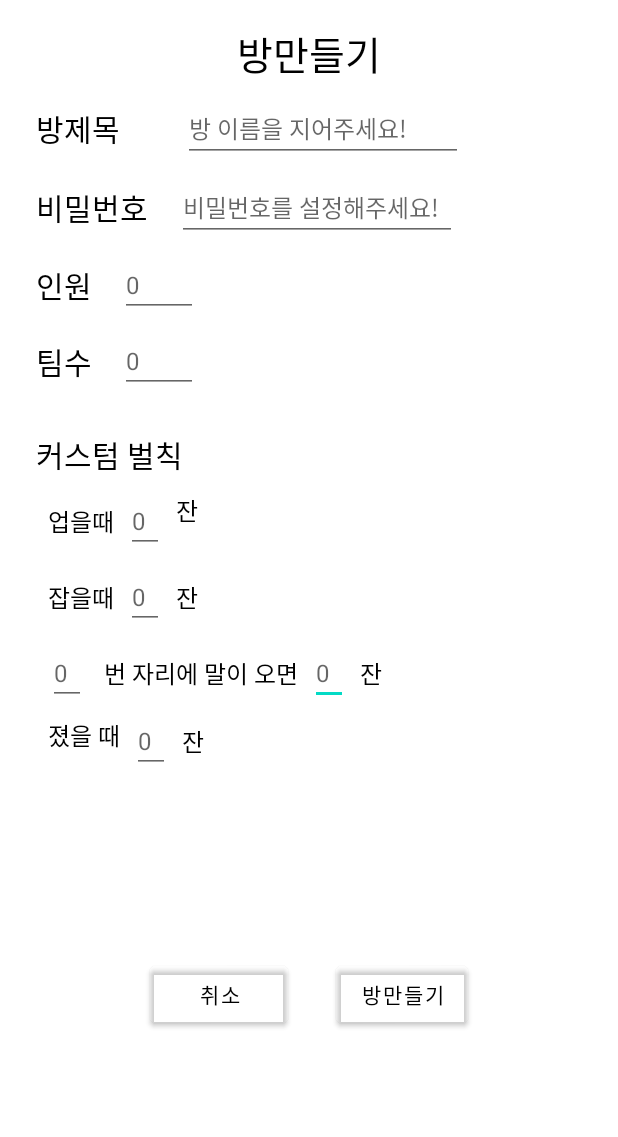
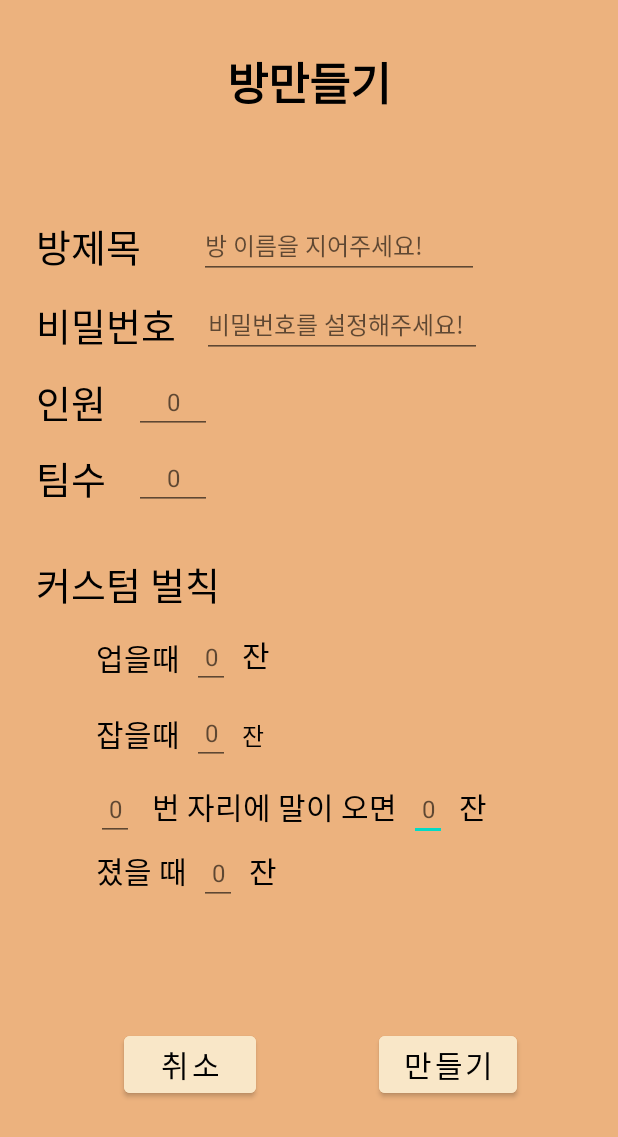
Before and after one commit to bbackdo/bbackdo, an Android app: the CreateRoomActivity screen opened directly, with no data from a screen before it, on a phone screen of 412 x 824 dp. Shown: the top 1137 px of the screen. Run offline under Robolectric (Android 15) with nearby library versions, the phone set to English and light mode, and no system bars; our stand-ins replace Firebase (no records; nobody signed in at launch, a user with empty details on screens opened directly).

Commit message:
방만들기 색상 변경

```diff
--- a/app/src/main/res/layout/activity_create_room.xml
+++ b/app/src/main/res/layout/activity_create_room.xml
@@ -4,6 +4,7 @@
     xmlns:tools="http://schemas.android.com/tools"
     android:layout_width="match_parent"
     android:layout_height="match_parent"
+    android:background="#ECB27E"
     tools:context=".CreateRoomActivity">
 
     <EditText
@@ -13,8 +14,10 @@
         android:layout_marginStart="8dp"
         android:layout_marginTop="8dp"
         android:ems="10"
+        android:gravity="center_horizontal"
         android:hint="0"
         android:inputType="number"
+        android:textColor="#C0392B"
         android:textSize="16dp"
         app:layout_constraintStart_toEndOf="@+id/textView8"
         app:layout_constraintTop_toBottomOf="@+id/mission2" />
@@ -24,12 +27,12 @@
         android:layout_width="wrap_content"
         android:layout_height="wrap_content"
         android:layout_marginStart="8dp"
+        android:layout_marginBottom="8dp"
         android:text="잔"
         android:textColor="#000000"
-        android:textSize="16dp"
-        app:layout_constraintTop_toTopOf="@id/mission4"
+        android:textSize="20dp"
         app:layout_constraintBottom_toBottomOf="@id/mission4"
-        app:layout_constraintStart_toEndOf="@id/mission4"/>
+        app:layout_constraintStart_toEndOf="@id/mission4" />
 
     <EditText
         android:id="@+id/memberNumEditText"
@@ -38,8 +41,10 @@
         android:layout_marginStart="8dp"
         android:layout_marginTop="8dp"
         android:ems="10"
+        android:gravity="center_horizontal"
         android:hint="0"
         android:inputType="number"
+        android:textColor="#C0392B"
         android:textSize="16dp"
         app:layout_constraintEnd_toEndOf="parent"
         app:layout_constraintHorizontal_bias="0.037"
@@ -53,8 +58,10 @@
         android:layout_marginStart="8dp"
         android:layout_marginTop="8dp"
         android:ems="10"
+        android:gravity="center_horizontal"
         android:hint="0"
         android:inputType="number"
+        android:textColor="#C0392B"
         android:textSize="16dp"
         app:layout_constraintEnd_toEndOf="parent"
         app:layout_constraintHorizontal_bias="0.037"
@@ -65,36 +72,33 @@
         android:id="@+id/createRoomMissionTextview"
         android:layout_width="wrap_content"
         android:layout_height="wrap_content"
-        android:layout_marginStart="24dp"
         android:text="인원"
         android:textColor="#000000"
-        android:textSize="20dp"
+        android:textSize="25dp"
         app:layout_constraintBottom_toBottomOf="@+id/memberNumEditText"
-        app:layout_constraintStart_toStartOf="parent"
+        app:layout_constraintStart_toStartOf="@+id/createRoomPasswordTextView"
         app:layout_constraintTop_toTopOf="@+id/memberNumEditText" />
 
     <TextView
         android:id="@+id/createRoomMissionTextview2"
         android:layout_width="wrap_content"
         android:layout_height="wrap_content"
-        android:layout_marginStart="24dp"
         android:text="팀수"
         android:textColor="#000000"
-        android:textSize="20dp"
+        android:textSize="25dp"
         app:layout_constraintBottom_toBottomOf="@+id/teamNumEditText2"
-        app:layout_constraintStart_toStartOf="parent"
+        app:layout_constraintStart_toStartOf="@+id/createRoomMissionTextview"
         app:layout_constraintTop_toTopOf="@+id/teamNumEditText2" />
 
     <TextView
         android:id="@+id/textView4"
         android:layout_width="wrap_content"
         android:layout_height="wrap_content"
-        android:layout_marginStart="24dp"
         android:layout_marginTop="32dp"
         android:text="커스텀 벌칙"
         android:textColor="#000000"
-        android:textSize="20dp"
-        app:layout_constraintStart_toStartOf="parent"
+        android:textSize="25dp"
+        app:layout_constraintStart_toStartOf="@+id/createRoomMissionTextview2"
         app:layout_constraintTop_toBottomOf="@+id/createRoomMissionTextview2" />
 
     <EditText
@@ -102,7 +106,7 @@
         android:layout_width="wrap_content"
         android:layout_height="wrap_content"
         android:layout_marginStart="8dp"
-        android:layout_marginTop="8dp"
+        android:layout_marginTop="64dp"
         android:ems="10"
         android:hint="방 이름을 지어주세요!"
         android:inputType="textPersonName"
@@ -120,7 +124,7 @@
         android:text="방제목"
         android:textColor="#000000"
         android:textColorLink="#000000"
-        android:textSize="20dp"
+        android:textSize="25dp"
         app:layout_constraintBottom_toBottomOf="@+id/titleEditText"
         app:layout_constraintStart_toStartOf="parent"
         app:layout_constraintTop_toTopOf="@+id/titleEditText" />
@@ -129,14 +133,13 @@
         android:id="@+id/createRoomPasswordTextView"
         android:layout_width="wrap_content"
         android:layout_height="wrap_content"
-        android:layout_marginStart="24dp"
         android:text="비밀번호"
         android:textColor="#000000"
-        android:textSize="20dp"
+        android:textSize="25dp"
         app:layout_constraintBottom_toBottomOf="@+id/passwordEditText"
         app:layout_constraintEnd_toEndOf="@+id/titleEditText"
         app:layout_constraintHorizontal_bias="0.0"
-        app:layout_constraintStart_toStartOf="parent"
+        app:layout_constraintStart_toStartOf="@+id/createRoomTextView"
         app:layout_constraintTop_toTopOf="@+id/passwordEditText" />
 
     <EditText
@@ -156,27 +159,26 @@
 
     <Button
         android:id="@+id/createRoomButton"
-        android:layout_width="0dp"
+        android:layout_width="wrap_content"
         android:layout_height="50dp"
-        android:layout_marginEnd="100dp"
-        android:backgroundTint="#00A1A1A1"
-        android:text="방만들기"
+        android:backgroundTint="#F9E7C8"
+        android:text="만들기"
         android:textColor="#000000"
-        app:layout_constraintBottom_toBottomOf="parent"
+        android:textSize="20dp"
+        app:layout_constraintBottom_toBottomOf="@+id/cancelButton"
         app:layout_constraintEnd_toEndOf="parent"
-        app:layout_constraintTop_toBottomOf="@+id/textView10"
- />
+        app:layout_constraintStart_toEndOf="@+id/textView11"
+        app:layout_constraintTop_toTopOf="@+id/cancelButton" />
 
     <Button
         android:id="@+id/cancelButton"
-        android:layout_width="0dp"
+        android:layout_width="wrap_content"
         android:layout_height="50dp"
-        android:layout_marginStart="100dp"
 
-        android:layout_marginEnd="32dp"
-        android:backgroundTint="#00A1A1A1"
+        android:backgroundTint="#F9E7C8"
         android:text="취소"
         android:textColor="#000000"
+        android:textSize="20dp"
         app:layout_constraintBottom_toBottomOf="parent"
         app:layout_constraintEnd_toStartOf="@+id/createRoomButton"
         app:layout_constraintStart_toStartOf="parent"
@@ -186,10 +188,11 @@
         android:id="@+id/createTextView"
         android:layout_width="wrap_content"
         android:layout_height="wrap_content"
-        android:layout_marginTop="16dp"
+        android:layout_marginTop="32dp"
         android:text="방만들기"
         android:textColor="#000000"
-        android:textSize="26dp"
+        android:textSize="30dp"
+        android:textStyle="bold"
         app:layout_constraintBottom_toTopOf="@id/titleEditText"
         app:layout_constraintEnd_toEndOf="parent"
         app:layout_constraintStart_toStartOf="parent"
@@ -199,11 +202,12 @@
         android:id="@+id/textView3"
         android:layout_width="wrap_content"
         android:layout_height="wrap_content"
-        android:layout_marginStart="32dp"
+        android:layout_marginStart="64dp"
         android:text="업을때"
         android:textColor="#000000"
-        android:textSize="16dp"
+        android:textSize="20dp"
         app:layout_constraintBottom_toBottomOf="@+id/mission1"
+        app:layout_constraintStart_toEndOf="@+id/textView4"
         app:layout_constraintStart_toStartOf="parent"
         app:layout_constraintTop_toTopOf="@+id/mission1" />
 
@@ -211,12 +215,11 @@
         android:id="@+id/textView6"
         android:layout_width="wrap_content"
         android:layout_height="wrap_content"
-        android:layout_marginStart="32dp"
         android:text="잡을때"
         android:textColor="#000000"
-        android:textSize="16dp"
+        android:textSize="20dp"
         app:layout_constraintBottom_toBottomOf="@+id/mission2"
-        app:layout_constraintStart_toStartOf="parent"
+        app:layout_constraintStart_toStartOf="@+id/textView3"
         app:layout_constraintTop_toTopOf="@+id/mission2" />
 
     <TextView
@@ -224,37 +227,36 @@
         android:layout_width="wrap_content"
         android:layout_height="wrap_content"
         android:layout_marginStart="12dp"
+        android:layout_marginBottom="8dp"
         android:text="번 자리에 말이 오면"
         android:textColor="#000000"
-        android:textSize="16dp"
+        android:textSize="20dp"
         app:layout_constraintBottom_toBottomOf="@+id/mission3"
-        app:layout_constraintStart_toEndOf="@+id/mission3"
-        app:layout_constraintTop_toTopOf="@+id/mission3" />
+        app:layout_constraintStart_toEndOf="@+id/mission3" />
 
     <TextView
         android:id="@+id/textView5"
         android:layout_width="wrap_content"
         android:layout_height="wrap_content"
         android:layout_marginStart="8dp"
-        android:layout_marginBottom="14dp"
+        android:layout_marginBottom="8dp"
         android:text="잔"
         android:textColor="#000000"
-        android:textSize="16dp"
+        android:textSize="20dp"
         app:layout_constraintBottom_toBottomOf="@+id/mission1"
-        app:layout_constraintStart_toEndOf="@+id/mission1"
-        app:layout_constraintTop_toTopOf="@+id/mission1" />
+        app:layout_constraintStart_toEndOf="@+id/mission1" />
 
     <TextView
         android:id="@+id/textView7"
         android:layout_width="wrap_content"
         android:layout_height="wrap_content"
         android:layout_marginStart="8dp"
+        android:layout_marginBottom="8dp"
         android:text="잔"
         android:textColor="#000000"
         android:textSize="16dp"
         app:layout_constraintBottom_toBottomOf="@+id/mission2"
-        app:layout_constraintStart_toEndOf="@+id/mission2"
-        app:layout_constraintTop_toTopOf="@+id/mission2" />
+        app:layout_constraintStart_toEndOf="@+id/mission2" />
 
     <EditText
         android:id="@+id/mission1"
@@ -263,8 +265,10 @@
         android:layout_marginStart="8dp"
         android:layout_marginTop="8dp"
         android:ems="10"
+        android:gravity="center_horizontal"
         android:hint="0"
         android:inputType="number"
+        android:textColor="#C0392B"
         android:textSize="16dp"
         app:layout_constraintStart_toEndOf="@+id/textView3"
         app:layout_constraintTop_toBottomOf="@+id/textView4" />
@@ -276,8 +280,10 @@
         android:layout_marginStart="8dp"
         android:layout_marginTop="8dp"
         android:ems="10"
+        android:gravity="center_horizontal"
         android:hint="0"
         android:inputType="number"
+        android:textColor="#C0392B"
         android:textSize="16dp"
         app:layout_constraintStart_toEndOf="@+id/textView6"
         app:layout_constraintTop_toBottomOf="@+id/mission1" />
@@ -286,50 +292,51 @@
         android:id="@+id/mission3"
         android:layout_width="25dp"
         android:layout_height="wrap_content"
-        android:layout_marginStart="32dp"
         android:layout_marginTop="8dp"
         android:ems="10"
+        android:gravity="center_horizontal"
         android:hint="0"
         android:inputType="number"
+        android:textColor="#C0392B"
         android:textSize="16dp"
-        app:layout_constraintStart_toStartOf="parent"
+        app:layout_constraintStart_toStartOf="@+id/textView6"
         app:layout_constraintTop_toBottomOf="@+id/mission2" />
 
     <TextView
         android:id="@+id/textView10"
         android:layout_width="wrap_content"
         android:layout_height="wrap_content"
-        android:layout_marginTop="8dp"
+        android:layout_marginBottom="8dp"
         android:text="졌을 때"
         android:textColor="#000000"
-        android:textSize="16dp"
-        app:layout_constraintStart_toStartOf="@id/mission3"
-        app:layout_constraintTop_toBottomOf="@+id/mission3" />
+        android:textSize="20dp"
+        app:layout_constraintBottom_toBottomOf="@+id/mission5"
+        app:layout_constraintStart_toStartOf="@+id/mission3" />
 
     <EditText
         android:id="@+id/mission5"
         android:layout_width="25dp"
         android:layout_height="wrap_content"
         android:layout_marginStart="8dp"
-        android:layout_marginTop="8dp"
         android:ems="10"
+        android:gravity="center_horizontal"
         android:hint="0"
         android:inputType="number"
+        android:textColor="#C0392B"
         android:textSize="16dp"
         app:layout_constraintStart_toEndOf="@id/textView10"
-        app:layout_constraintBottom_toBottomOf="@+id/textView10"
-        app:layout_constraintTop_toTopOf="@id/textView10"/>
+        app:layout_constraintTop_toBottomOf="@+id/mission3" />
 
     <TextView
         android:id="@+id/textView11"
         android:layout_width="wrap_content"
         android:layout_height="wrap_content"
+        android:layout_marginStart="8dp"
+        android:layout_marginBottom="8dp"
         android:text="잔"
         android:textColor="#000000"
-        android:textSize="16dp"
-        android:layout_marginStart="8dp"
-        app:layout_constraintStart_toEndOf="@+id/mission5"
-        app:layout_constraintTop_toTopOf="@+id/mission5"
-        app:layout_constraintBottom_toBottomOf="@id/mission5"/>
+        android:textSize="20dp"
+        app:layout_constraintBottom_toBottomOf="@id/mission5"
+        app:layout_constraintStart_toEndOf="@+id/mission5" />
 
 </androidx.constraintlayout.widget.ConstraintLayout>
```
